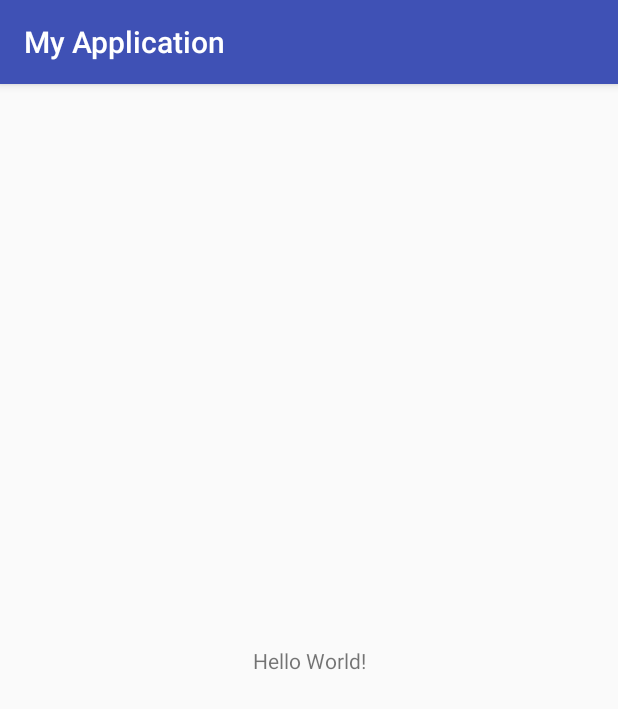
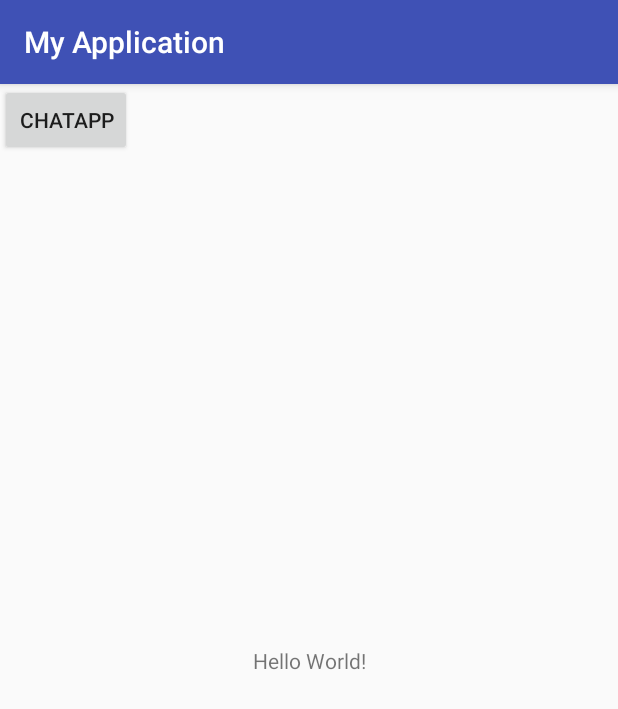
Before and after one commit to Ansk0110/Demo, an Android app: the screen it shows after launch (MainActivity), on a phone screen of 412 x 824 dp. Shown: the top 709 px of the screen. Run offline under Robolectric (Android 15) with nearby library versions, the phone set to English and light mode, and no system bars.

```diff
--- a/app/src/main/java/com/example/omniwyse/myapplication/ChatApp/ChatAppSignIn.kt
+++ b/app/src/main/java/com/example/omniwyse/myapplication/ChatApp/ChatAppSignIn.kt
@@ -57,7 +57,7 @@ class ChatAppSignIn : AppCompatActivity() {
                     ErrorCodes.NO_NETWORK ->
                             longSnackbar(signin_layout,"No network")
                     ErrorCodes.UNKNOWN_ERROR ->
-                        longSnackbar(signin_layout,"Unknown Error")
+                        longSnackbar(signin_layout,"Unknown Error ")
                 }
             }
         }
--- a/app/src/main/java/com/example/omniwyse/myapplication/MainActivity.kt
+++ b/app/src/main/java/com/example/omniwyse/myapplication/MainActivity.kt
@@ -1,12 +1,21 @@
 package com.example.omniwyse.myapplication
 
+import android.content.Intent
 import android.support.v7.app.AppCompatActivity
 import android.os.Bundle
+import android.view.View
+import com.example.omniwyse.myapplication.ChatApp.SplashActivity
+import kotlinx.android.synthetic.main.activity_main.*
 
 class MainActivity : AppCompatActivity() {
 
     override fun onCreate(savedInstanceState: Bundle?) {
         super.onCreate(savedInstanceState)
         setContentView(R.layout.activity_main)
+
+        chatbtn.setOnClickListener(View.OnClickListener {
+            val intent = Intent(this,SplashActivity::class.java)
+            startActivity(intent)
+        })
     }
 }
--- a/app/src/main/res/layout/activity_main.xml
+++ b/app/src/main/res/layout/activity_main.xml
@@ -15,4 +15,10 @@
         app:layout_constraintRight_toRightOf="parent"
         app:layout_constraintTop_toTopOf="parent" />
 
+    <Button
+        android:id="@+id/chatbtn"
+        android:layout_width="wrap_content"
+        android:layout_height="wrap_content"
+        android:text="ChatApp"/>
+
 </android.support.constraint.ConstraintLayout>
```
Also changed, not shown: app/build.gradle (+6 -4 lines).
